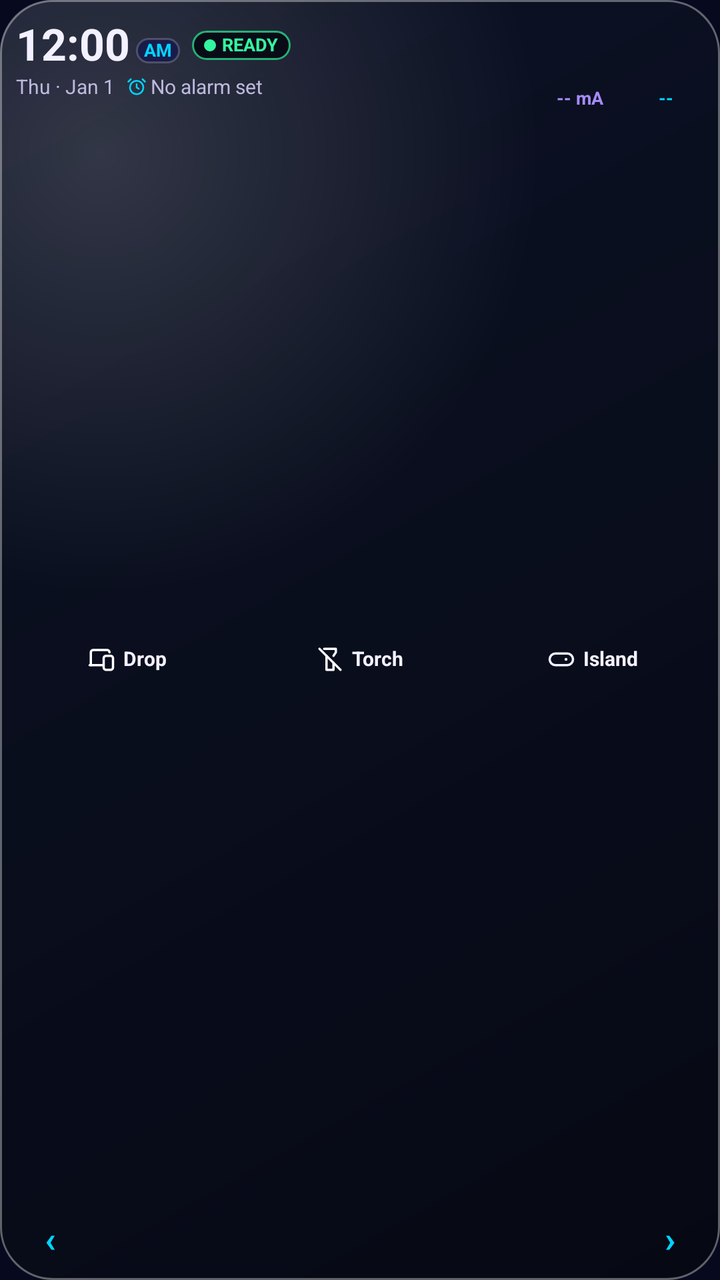
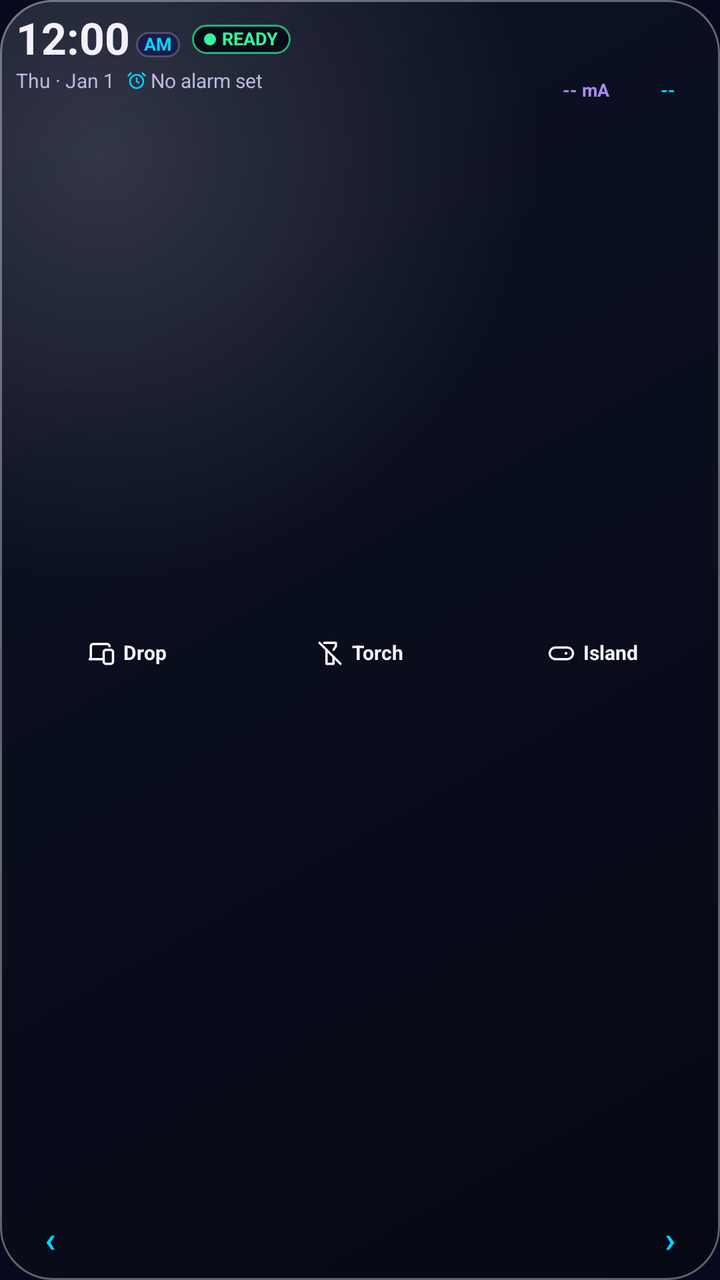

Before-and-after screenshots of an Android layout around one commit, followed by the original layout XML and the change that was made.
<!-- AndroidManifest.xml: application theme Theme.DriveLift -->
<!-- res/layout/cockpit_widget_compact.xml -->
<?xml version="1.0" encoding="utf-8"?>
<FrameLayout xmlns:android="http://schemas.android.com/apk/res/android"
    android:id="@+id/cockpit_widget_root"
    android:layout_width="match_parent"
    android:layout_height="match_parent">

    <ImageView
        android:id="@+id/cockpit_widget_shell_bg"
        android:layout_width="match_parent"
        android:layout_height="match_parent"
        android:contentDescription="@null"
        android:scaleType="fitXY"
        android:src="@drawable/cockpit_widget_card_bg" />

    <LinearLayout
        android:id="@+id/cockpit_widget_content"
        android:layout_width="match_parent"
        android:layout_height="match_parent"
        android:orientation="vertical"
        android:paddingHorizontal="8dp"
        android:paddingVertical="5dp">

        
        <LinearLayout
            android:id="@+id/cockpit_widget_top_row"
            android:layout_width="match_parent"
            android:layout_height="wrap_content"
            android:gravity="center_vertical"
            android:orientation="horizontal">

            <LinearLayout
                android:layout_width="0dp"
                android:layout_height="wrap_content"
                android:layout_weight="1"
                android:orientation="vertical"
                android:paddingEnd="4dp">

                
                <LinearLayout
                    android:id="@+id/cockpit_widget_clock_row"
                    android:layout_width="match_parent"
                    android:layout_height="wrap_content"
                    android:gravity="center_vertical"
                    android:orientation="horizontal">

                    <LinearLayout
                        android:id="@+id/cockpit_widget_clock_container"
                        android:layout_width="wrap_content"
                        android:layout_height="wrap_content"
                        android:gravity="bottom"
                        android:orientation="horizontal">

                        <TextClock
                            android:id="@+id/cockpit_widget_time"
                            android:layout_width="wrap_content"
                            android:layout_height="wrap_content"
                            android:fontFeatureSettings="tnum"
                            android:format12Hour="hh:mm"
                            android:format24Hour="HH:mm"
                            android:includeFontPadding="false"
                            android:singleLine="true"
                            android:textColor="@color/cockpit_on_surface"
                            android:textSize="22sp"
                            android:textStyle="bold" />

                        <TextClock
                            android:id="@+id/cockpit_widget_ampm"
                            android:layout_width="wrap_content"
                            android:layout_height="wrap_content"
                            android:layout_marginStart="3dp"
                            android:layout_marginBottom="2dp"
                            android:background="@drawable/cockpit_widget_pill_inactive_bg"
                            android:fontFeatureSettings="tnum"
                            android:format12Hour="a"
                            android:format24Hour=""
                            android:includeFontPadding="false"
                            android:paddingHorizontal="4dp"
                            android:paddingVertical="1dp"
                            android:singleLine="true"
                            android:textAllCaps="true"
                            android:textColor="@color/cockpit_primary"
                            android:textSize="9sp"
                            android:textStyle="bold" />
                    </LinearLayout>

                    <LinearLayout
                        android:id="@+id/cockpit_widget_status_pill"
                        android:layout_width="wrap_content"
                        android:layout_height="wrap_content"
                        android:layout_marginStart="6dp"
                        android:background="@drawable/cockpit_widget_status_ready_bg"
                        android:gravity="center_vertical"
                        android:orientation="horizontal"
                        android:paddingHorizontal="6dp"
                        android:paddingVertical="2dp">

                        <ImageView
                            android:id="@+id/cockpit_widget_status_dot"
                            android:layout_width="6dp"
                            android:layout_height="6dp"
                            android:layout_marginEnd="3dp"
                            android:contentDescription="@null"
                            android:src="@drawable/cockpit_widget_dot"
                            android:tint="@color/cockpit_tertiary" />

                        <TextView
                            android:id="@+id/cockpit_widget_status_text"
                            android:layout_width="wrap_content"
                            android:layout_height="wrap_content"
                            android:ellipsize="end"
                            android:includeFontPadding="false"
                            android:maxLines="1"
                            android:singleLine="true"
                            android:text="READY"
                            android:textColor="@color/cockpit_tertiary"
                            android:textSize="9sp"
                            android:textStyle="bold" />
                    </LinearLayout>
                </LinearLayout>

                <LinearLayout
                    android:id="@+id/cockpit_widget_alarm_container"
                    android:layout_width="wrap_content"
                    android:layout_height="wrap_content"
                    android:layout_marginTop="2dp"
                    android:gravity="center_vertical"
                    android:orientation="horizontal">

                    <TextClock
                        android:id="@+id/cockpit_widget_date"
                        android:layout_width="wrap_content"
                        android:layout_height="wrap_content"
                        android:fontFeatureSettings="tnum"
                        android:format12Hour="EEE &#183; MMM d"
                        android:format24Hour="EEE &#183; MMM d"
                        android:includeFontPadding="false"
                        android:singleLine="true"
                        android:textColor="@color/cockpit_on_surface_variant"
                        android:textSize="10sp" />

                    <ImageView
                        android:id="@+id/cockpit_alarm_icon"
                        android:layout_width="10dp"
                        android:layout_height="10dp"
                        android:layout_marginStart="6dp"
                        android:layout_marginEnd="2dp"
                        android:contentDescription="@null"
                        android:src="@drawable/ic_cockpit_alarm"
                        android:tint="@color/cockpit_primary" />

                    <TextView
                        android:id="@+id/cockpit_alarm_time_text"
                        android:layout_width="wrap_content"
                        android:layout_height="wrap_content"
                        android:ellipsize="end"
                        android:fontFeatureSettings="tnum"
                        android:includeFontPadding="false"
                        android:maxLines="1"
                        android:singleLine="true"
                        android:text="No alarm set"
                        android:textColor="@color/cockpit_on_surface_variant"
                        android:textSize="10sp" />

                    <Chronometer
                        android:id="@+id/cockpit_alarm_chronometer"
                        android:layout_width="wrap_content"
                        android:layout_height="wrap_content"
                        android:visibility="gone" />

                    <TextView
                        android:id="@+id/cockpit_alarm_static_countdown"
                        android:layout_width="wrap_content"
                        android:layout_height="wrap_content"
                        android:visibility="gone" />
                </LinearLayout>
            </LinearLayout>

            
            <LinearLayout
                android:layout_width="wrap_content"
                android:layout_height="wrap_content"
                android:gravity="center_vertical"
                android:orientation="horizontal">

                <LinearLayout
                    android:layout_width="wrap_content"
                    android:layout_height="wrap_content"
                    android:gravity="center_horizontal"
                    android:orientation="vertical">

                    <ImageView
                        android:id="@+id/cockpit_widget_battery_gauge"
                        android:layout_width="38dp"
                        android:layout_height="38dp"
                        android:contentDescription="Battery level"
                        android:scaleType="fitCenter" />

                    <TextView
                        android:id="@+id/cockpit_widget_battery_current"
                        android:layout_width="wrap_content"
                        android:layout_height="wrap_content"
                        android:layout_marginTop="1dp"
                        android:fontFeatureSettings="tnum"
                        android:includeFontPadding="false"
                        android:maxLines="1"
                        android:singleLine="true"
                        android:text="-- mA"
                        android:textColor="@color/cockpit_secondary"
                        android:textSize="9sp"
                        android:textStyle="bold" />

                    <TextView
                        android:id="@+id/cockpit_widget_battery_charge"
                        android:layout_width="wrap_content"
                        android:layout_height="wrap_content"
                        android:visibility="gone" />
                </LinearLayout>

                <LinearLayout
                    android:layout_width="wrap_content"
                    android:layout_height="wrap_content"
                    android:layout_marginStart="5dp"
                    android:gravity="center_horizontal"
                    android:orientation="vertical">

                    <ImageView
                        android:id="@+id/cockpit_widget_ram_gauge"
                        android:layout_width="38dp"
                        android:layout_height="38dp"
                        android:contentDescription="RAM usage"
                        android:scaleType="fitCenter" />

                    <TextView
                        android:id="@+id/cockpit_widget_ram_used"
                        android:layout_width="wrap_content"
                        android:layout_height="wrap_content"
                        android:layout_marginTop="1dp"
                        android:fontFeatureSettings="tnum"
                        android:includeFontPadding="false"
                        android:maxLines="1"
                        android:singleLine="true"
                        android:text="--"
                        android:textColor="@color/cockpit_primary"
                        android:textSize="9sp"
                        android:textStyle="bold" />

                    <TextView
                        android:id="@+id/cockpit_widget_ram_free"
                        android:layout_width="wrap_content"
                        android:layout_height="wrap_content"
                        android:visibility="gone" />
                </LinearLayout>
            </LinearLayout>
        </LinearLayout>

        <FrameLayout
            android:layout_width="match_parent"
            android:layout_height="0dp"
            android:layout_weight="1" />

        
        <LinearLayout
            android:id="@+id/cockpit_widget_controls_row"
            android:layout_width="match_parent"
            android:layout_height="32dp"
            android:gravity="center_vertical"
            android:orientation="horizontal">

            <FrameLayout
                android:id="@+id/cockpit_widget_btn_drop"
                android:layout_width="0dp"
                android:layout_height="match_parent"
                android:layout_weight="1">

                <ImageView
                    android:id="@+id/cockpit_widget_drop_bg"
                    android:layout_width="match_parent"
                    android:layout_height="match_parent"
                    android:contentDescription="@null"
                    android:scaleType="fitXY" />

                <LinearLayout
                    android:layout_width="match_parent"
                    android:layout_height="match_parent"
                    android:gravity="center"
                    android:orientation="horizontal"
                    android:paddingHorizontal="4dp">

                    <ImageView
                        android:id="@+id/cockpit_widget_drop_icon"
                        android:layout_width="14dp"
                        android:layout_height="14dp"
                        android:contentDescription="@null"
                        android:src="@drawable/ic_cockpit_devices" />

                    <TextView
                        android:id="@+id/cockpit_widget_drop_label"
                        android:layout_width="wrap_content"
                        android:layout_height="wrap_content"
                        android:layout_marginStart="4dp"
                        android:ellipsize="end"
                        android:includeFontPadding="false"
                        android:maxLines="1"
                        android:singleLine="true"
                        android:text="Drop"
                        android:textColor="@color/cockpit_on_surface"
                        android:textSize="10sp"
                        android:textStyle="bold" />
                </LinearLayout>
            </FrameLayout>

            <FrameLayout
                android:id="@+id/cockpit_widget_btn_torch"
                android:layout_width="0dp"
                android:layout_height="match_parent"
                android:layout_marginStart="5dp"
                android:layout_weight="1">

                <ImageView
                    android:id="@+id/cockpit_widget_torch_bg"
                    android:layout_width="match_parent"
                    android:layout_height="match_parent"
                    android:contentDescription="@null"
                    android:scaleType="fitXY" />

                <LinearLayout
                    android:layout_width="match_parent"
                    android:layout_height="match_parent"
                    android:gravity="center"
                    android:orientation="horizontal"
                    android:paddingHorizontal="4dp">

                    <ImageView
                        android:id="@+id/cockpit_widget_torch_icon"
                        android:layout_width="14dp"
                        android:layout_height="14dp"
                        android:contentDescription="@null"
                        android:src="@drawable/ic_cockpit_torch_off" />

                    <TextView
                        android:id="@+id/cockpit_widget_torch_label"
                        android:layout_width="wrap_content"
                        android:layout_height="wrap_content"
                        android:layout_marginStart="4dp"
                        android:ellipsize="end"
                        android:includeFontPadding="false"
                        android:maxLines="1"
                        android:singleLine="true"
                        android:text="Torch"
                        android:textColor="@color/cockpit_on_surface"
                        android:textSize="10sp"
                        android:textStyle="bold" />
                </LinearLayout>
            </FrameLayout>

            <FrameLayout
                android:id="@+id/cockpit_widget_btn_island"
                android:layout_width="0dp"
                android:layout_height="match_parent"
                android:layout_marginStart="5dp"
                android:layout_weight="1">

                <ImageView
                    android:id="@+id/cockpit_widget_island_bg"
                    android:layout_width="match_parent"
                    android:layout_height="match_parent"
                    android:contentDescription="@null"
                    android:scaleType="fitXY" />

                <LinearLayout
                    android:layout_width="match_parent"
                    android:layout_height="match_parent"
                    android:gravity="center"
                    android:orientation="horizontal"
                    android:paddingHorizontal="4dp">

                    <ImageView
                        android:id="@+id/cockpit_widget_island_icon"
                        android:layout_width="14dp"
                        android:layout_height="14dp"
                        android:contentDescription="@null"
                        android:src="@drawable/ic_cockpit_tile" />

                    <TextView
                        android:id="@+id/cockpit_widget_island_label"
                        android:layout_width="wrap_content"
                        android:layout_height="wrap_content"
                        android:layout_marginStart="4dp"
                        android:ellipsize="end"
                        android:includeFontPadding="false"
                        android:maxLines="1"
                        android:singleLine="true"
                        android:text="Island"
                        android:textColor="@color/cockpit_on_surface"
                        android:textSize="10sp"
                        android:textStyle="bold" />
                </LinearLayout>
            </FrameLayout>
        </LinearLayout>

        <FrameLayout
            android:layout_width="match_parent"
            android:layout_height="0dp"
            android:layout_weight="1" />

        
        <FrameLayout
            android:id="@+id/cockpit_widget_dock_container"
            android:layout_width="match_parent"
            android:layout_height="30dp">

            <ImageView
                android:id="@+id/cockpit_widget_dock_bg"
                android:layout_width="match_parent"
                android:layout_height="match_parent"
                android:contentDescription="@null"
                android:scaleType="fitXY" />

            <LinearLayout
                android:layout_width="match_parent"
                android:layout_height="match_parent"
                android:gravity="center_vertical"
                android:orientation="horizontal"
                android:paddingHorizontal="4dp">

                <TextView
                    android:id="@+id/cockpit_widget_btn_prev"
                    android:layout_width="26dp"
                    android:layout_height="match_parent"
                    android:contentDescription="Previous pinned apps"
                    android:gravity="center"
                    android:includeFontPadding="false"
                    android:text="&#8249;"
                    android:textColor="@color/cockpit_primary"
                    android:textSize="18sp"
                    android:textStyle="bold" />

                <LinearLayout
                    android:id="@+id/cockpit_widget_app_0"
                    android:layout_width="0dp"
                    android:layout_height="match_parent"
                    android:layout_weight="1"
                    android:gravity="center"
                    android:orientation="vertical">

                    <ImageView
                        android:id="@+id/cockpit_widget_app_icon_0"
                        android:layout_width="24dp"
                        android:layout_height="24dp"
                        android:contentDescription="@null"
                        android:scaleType="fitCenter" />

                    <TextView
                        android:id="@+id/cockpit_widget_app_label_0"
                        android:layout_width="wrap_content"
                        android:layout_height="wrap_content"
                        android:visibility="gone" />
                </LinearLayout>

                <LinearLayout
                    android:id="@+id/cockpit_widget_app_1"
                    android:layout_width="0dp"
                    android:layout_height="match_parent"
                    android:layout_weight="1"
                    android:gravity="center"
                    android:orientation="vertical">

                    <ImageView
                        android:id="@+id/cockpit_widget_app_icon_1"
                        android:layout_width="24dp"
                        android:layout_height="24dp"
                        android:contentDescription="@null"
                        android:scaleType="fitCenter" />

                    <TextView
                        android:id="@+id/cockpit_widget_app_label_1"
                        android:layout_width="wrap_content"
                        android:layout_height="wrap_content"
                        android:visibility="gone" />
                </LinearLayout>

                <LinearLayout
                    android:id="@+id/cockpit_widget_app_2"
                    android:layout_width="0dp"
                    android:layout_height="match_parent"
                    android:layout_weight="1"
                    android:gravity="center"
                    android:orientation="vertical">

                    <ImageView
                        android:id="@+id/cockpit_widget_app_icon_2"
                        android:layout_width="24dp"
                        android:layout_height="24dp"
                        android:contentDescription="@null"
                        android:scaleType="fitCenter" />

                    <TextView
                        android:id="@+id/cockpit_widget_app_label_2"
                        android:layout_width="wrap_content"
                        android:layout_height="wrap_content"
                        android:visibility="gone" />
                </LinearLayout>

                <LinearLayout
                    android:id="@+id/cockpit_widget_app_3"
                    android:layout_width="0dp"
                    android:layout_height="match_parent"
                    android:layout_weight="1"
                    android:gravity="center"
                    android:orientation="vertical">

                    <ImageView
                        android:id="@+id/cockpit_widget_app_icon_3"
                        android:layout_width="24dp"
                        android:layout_height="24dp"
                        android:contentDescription="@null"
                        android:scaleType="fitCenter" />

                    <TextView
                        android:id="@+id/cockpit_widget_app_label_3"
                        android:layout_width="wrap_content"
                        android:layout_height="wrap_content"
                        android:visibility="gone" />
                </LinearLayout>

                <TextView
                    android:id="@+id/cockpit_widget_btn_next"
                    android:layout_width="26dp"
                    android:layout_height="match_parent"
                    android:contentDescription="Next pinned apps"
                    android:gravity="center"
                    android:includeFontPadding="false"
                    android:text="&#8250;"
                    android:textColor="@color/cockpit_primary"
                    android:textSize="18sp"
                    android:textStyle="bold" />
            </LinearLayout>

            <LinearLayout
                android:id="@+id/cockpit_widget_pager_dots_row"
                android:layout_width="wrap_content"
                android:layout_height="wrap_content"
                android:visibility="gone">

                <ImageView
                    android:id="@+id/cockpit_widget_dot_0"
                    android:layout_width="4dp"
                    android:layout_height="4dp"
                    android:contentDescription="@null"
                    android:src="@drawable/cockpit_widget_dot" />

                <ImageView
                    android:id="@+id/cockpit_widget_dot_1"
                    android:layout_width="4dp"
                    android:layout_height="4dp"
                    android:contentDescription="@null"
                    android:src="@drawable/cockpit_widget_dot" />

                <ImageView
                    android:id="@+id/cockpit_widget_dot_2"
                    android:layout_width="4dp"
                    android:layout_height="4dp"
                    android:contentDescription="@null"
                    android:src="@drawable/cockpit_widget_dot" />

                <ImageView
                    android:id="@+id/cockpit_widget_dot_3"
                    android:layout_width="4dp"
                    android:layout_height="4dp"
                    android:contentDescription="@null"
                    android:src="@drawable/cockpit_widget_dot" />
            </LinearLayout>
        </FrameLayout>
    </LinearLayout>
</FrameLayout>
<!-- resources referenced by this layout -->
<resources>
  <color name="cockpit_on_surface">#FFF3F1FF</color>
  <color name="cockpit_on_surface_variant">#FFBDB9DE</color>
  <color name="cockpit_primary">#FF00D4FF</color>
  <color name="cockpit_secondary">#FFA78BFA</color>
  <color name="cockpit_tertiary">#FF34F5A0</color>
  <!-- drawable cockpit_widget_dot (drawable) -->
  <?xml version="1.0" encoding="utf-8"?>
  <shape xmlns:android="http://schemas.android.com/apk/res/android"
      android:shape="oval">
      <solid android:color="#FFFFFFFF" />
  </shape>
  <!-- drawable cockpit_widget_pill_inactive_bg (drawable) -->
  <?xml version="1.0" encoding="utf-8"?>
  <shape xmlns:android="http://schemas.android.com/apk/res/android"
      android:shape="rectangle">
      <corners android:radius="18dp" />
      <solid android:color="@color/cockpit_surface_container" />
      <stroke
          android:width="1dp"
          android:color="@color/cockpit_glass_well_stroke" />
  </shape>
  <!-- drawable cockpit_widget_status_ready_bg (drawable) -->
  <?xml version="1.0" encoding="utf-8"?>
  <layer-list xmlns:android="http://schemas.android.com/apk/res/android">
      <item>
          <shape android:shape="rectangle">
              <corners android:radius="14dp" />
              <solid android:color="@color/cockpit_status_pill_bg" />
          </shape>
      </item>
      <item>
          <shape android:shape="rectangle">
              <corners android:radius="14dp" />
              <stroke
                  android:width="1dp"
                  android:color="@color/cockpit_status_ready_stroke" />
          </shape>
      </item>
  </layer-list>
  <!-- drawable ic_cockpit_alarm (drawable) -->
  <?xml version="1.0" encoding="utf-8"?>
  <vector xmlns:android="http://schemas.android.com/apk/res/android"
      android:width="24dp"
      android:height="24dp"
      android:viewportWidth="24"
      android:viewportHeight="24">
      <path
          android:fillColor="#00000000"
          android:pathData="M12,13m-8,0a8,8 0,1 0,16 0a8,8 0,1 0,-16 0"
          android:strokeColor="#FFFFFFFF"
          android:strokeWidth="2" />
      <path
          android:fillColor="#00000000"
          android:pathData="M12,9v4l2.5,1.5M5,3L2,6M22,6l-3,-3"
          android:strokeColor="#FFFFFFFF"
          android:strokeLineCap="round"
          android:strokeLineJoin="round"
          android:strokeWidth="2" />
  </vector>
  <!-- drawable ic_cockpit_torch_off (drawable) -->
  <?xml version="1.0" encoding="utf-8"?>
  <vector xmlns:android="http://schemas.android.com/apk/res/android"
      android:width="24dp"
      android:height="24dp"
      android:viewportWidth="24"
      android:viewportHeight="24">
      <path
          android:fillColor="#00000000"
          android:pathData="M9,9v12h6v-6M7,3h10v3l-2,3"
          android:strokeColor="#FFFFFFFF"
          android:strokeLineCap="round"
          android:strokeLineJoin="round"
          android:strokeWidth="2" />
      <path
          android:fillColor="#00000000"
          android:pathData="M3,3l18,18"
          android:strokeColor="#FFFFFFFF"
          android:strokeLineCap="round"
          android:strokeWidth="2" />
  </vector>
  <style name="Theme.DriveLift" parent="android:Theme.Material.NoActionBar">
          <item name="android:windowBackground">@color/window_background</item>
      </style>
  <color name="cockpit_glass_fill_bottom">#D9050811</color>
  <color name="cockpit_glass_fill_top">#B80E1428</color>
  <color name="cockpit_glass_highlight_top_left">#28FFFFFF</color>
  <color name="cockpit_glass_card_stroke">#5CFFFFFF</color>
  <color name="cockpit_surface_container">#FF191C4A</color>
  <color name="cockpit_glass_well_stroke">#33FFFFFF</color>
  <color name="cockpit_status_pill_bg">#EB070A14</color>
  <color name="cockpit_status_ready_stroke">#B334F5A0</color>
  <color name="window_background">#070A1E</color>
  <!-- unchanged entries left out for length: 3 -->
</resources>

<!-- the commit's change to res/layout/cockpit_widget_compact.xml (unified diff, before → after) -->
@@ -18,7 +18,7 @@
         android:layout_height="match_parent"
         android:orientation="vertical"
         android:paddingHorizontal="8dp"
-        android:paddingVertical="5dp">
+        android:paddingVertical="3dp">
 
         
         <LinearLayout
@@ -190,8 +190,8 @@
 
                     <ImageView
                         android:id="@+id/cockpit_widget_battery_gauge"
-                        android:layout_width="38dp"
-                        android:layout_height="38dp"
+                        android:layout_width="36dp"
+                        android:layout_height="36dp"
                         android:contentDescription="Battery level"
                         android:scaleType="fitCenter" />
 
@@ -225,8 +225,8 @@
 
                     <ImageView
                         android:id="@+id/cockpit_widget_ram_gauge"
-                        android:layout_width="38dp"
-                        android:layout_height="38dp"
+                        android:layout_width="36dp"
+                        android:layout_height="36dp"
                         android:contentDescription="RAM usage"
                         android:scaleType="fitCenter" />
 
@@ -262,7 +262,7 @@
         <LinearLayout
             android:id="@+id/cockpit_widget_controls_row"
             android:layout_width="match_parent"
-            android:layout_height="32dp"
+            android:layout_height="48dp"
             android:gravity="center_vertical"
             android:orientation="horizontal">
 
@@ -275,13 +275,15 @@
                 <ImageView
                     android:id="@+id/cockpit_widget_drop_bg"
                     android:layout_width="match_parent"
-                    android:layout_height="match_parent"
+                    android:layout_height="32dp"
+                    android:layout_gravity="center_vertical"
                     android:contentDescription="@null"
                     android:scaleType="fitXY" />
 
                 <LinearLayout
                     android:layout_width="match_parent"
-                    android:layout_height="match_parent"
+                    android:layout_height="32dp"
+                    android:layout_gravity="center_vertical"
                     android:gravity="center"
                     android:orientation="horizontal"
                     android:paddingHorizontal="4dp">
@@ -319,13 +321,15 @@
                 <ImageView
                     android:id="@+id/cockpit_widget_torch_bg"
                     android:layout_width="match_parent"
-                    android:layout_height="match_parent"
+                    android:layout_height="32dp"
+                    android:layout_gravity="center_vertical"
                     android:contentDescription="@null"
                     android:scaleType="fitXY" />
 
                 <LinearLayout
                     android:layout_width="match_parent"
-                    android:layout_height="match_parent"
+                    android:layout_height="32dp"
+                    android:layout_gravity="center_vertical"
                     android:gravity="center"
                     android:orientation="horizontal"
                     android:paddingHorizontal="4dp">
@@ -363,13 +367,15 @@
                 <ImageView
                     android:id="@+id/cockpit_widget_island_bg"
                     android:layout_width="match_parent"
-                    android:layout_height="match_parent"
+                    android:layout_height="32dp"
+                    android:layout_gravity="center_vertical"
                     android:contentDescription="@null"
                     android:scaleType="fitXY" />
 
                 <LinearLayout
                     android:layout_width="match_parent"
-                    android:layout_height="match_parent"
+                    android:layout_height="32dp"
+                    android:layout_gravity="center_vertical"
                     android:gravity="center"
                     android:orientation="horizontal"
                     android:paddingHorizontal="4dp">
@@ -407,7 +413,7 @@
         <FrameLayout
             android:id="@+id/cockpit_widget_dock_container"
             android:layout_width="match_parent"
-            android:layout_height="30dp">
+            android:layout_height="34dp">
 
             <ImageView
                 android:id="@+id/cockpit_widget_dock_bg"
